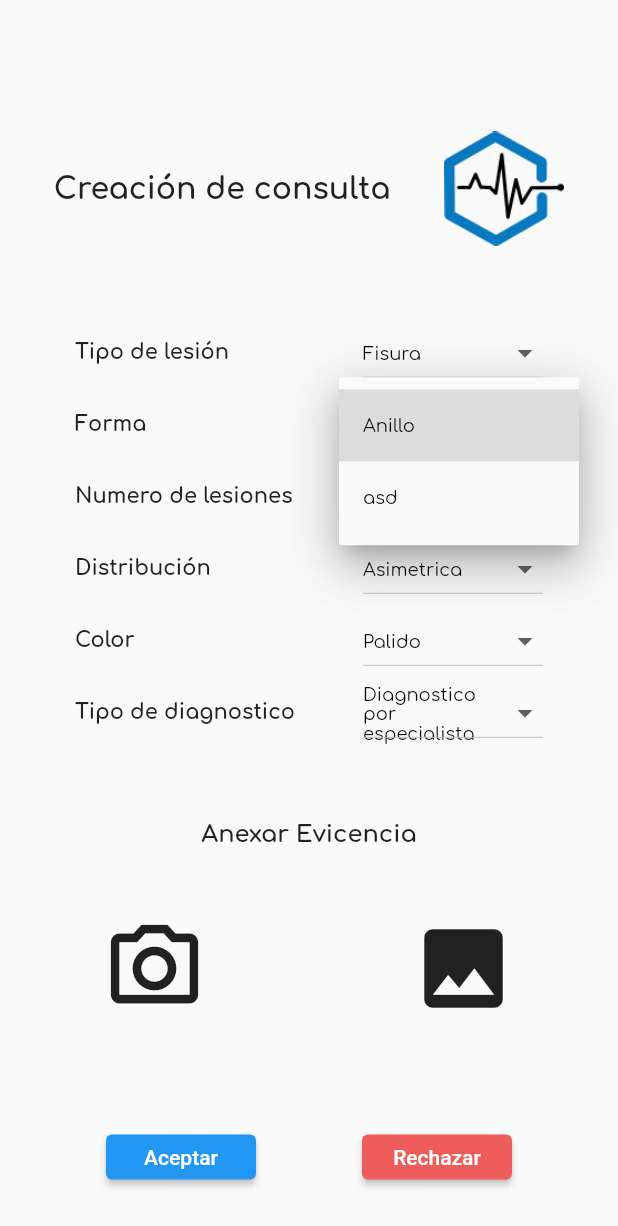
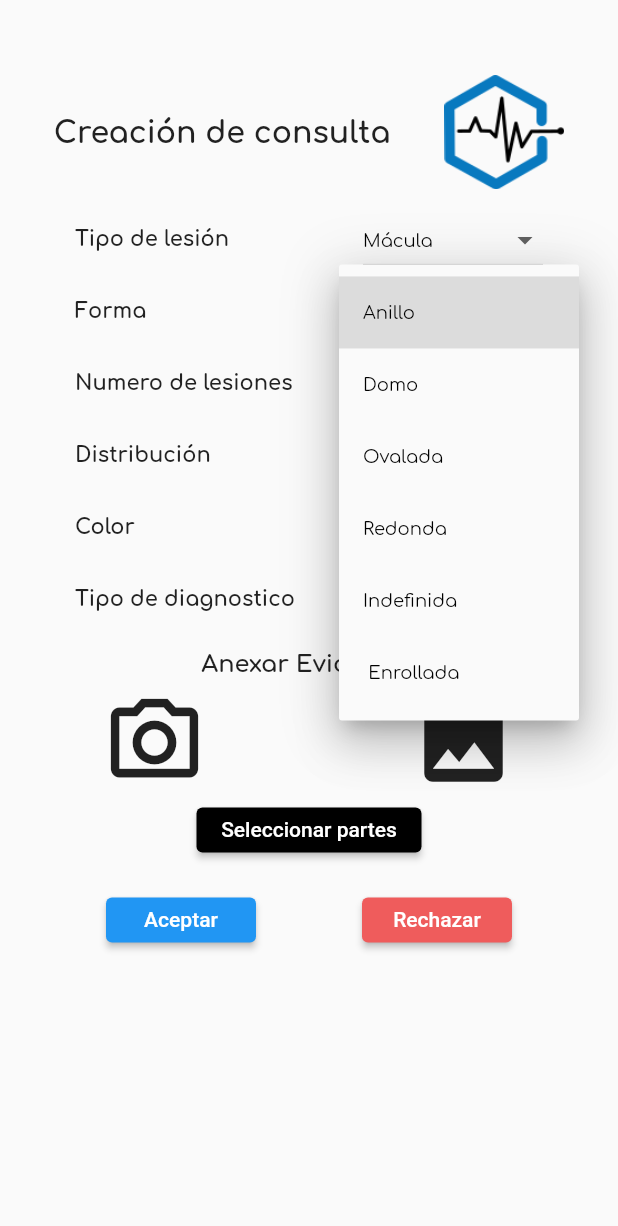
Before and after one commit to albcm-uniandes/dermosolution-app, a Flutter app: the CaseCreationScreen screen opened directly, after a tap on "Anillo", on a phone screen of 412 x 824 dp. Shown: the top 1226 px of the screen. Run offline on Flutter 3.47's test engine with Material 2 defaults, Android fonts, the light colour scheme and no system bars; our stand-ins replace camera, image_picker; missing offline and left inert: body_part_selector; generated files the repository leaves out were written again.

Commit message:
Datos capturados, agregado list view e integracion con partes el cuerpo

```diff
--- a/lib/src/features/conditions/presentation/widgets/conditions_buttons.dart
+++ b/lib/src/features/conditions/presentation/widgets/conditions_buttons.dart
@@ -2,7 +2,9 @@ import 'package:dermosolution_app/src/features/user_profile/presentation/screens
 import 'package:flutter/material.dart';
 
 class ConditionsButtons extends StatefulWidget {
-  const ConditionsButtons({super.key, required this.acceptCallback, required this.rejectCallback});
+  const ConditionsButtons(
+      {super.key, required this.acceptCallback, required this.rejectCallback});
+
   final VoidCallback acceptCallback;
   final VoidCallback rejectCallback;
 
--- a/lib/src/features/medical_case/presentation/screens/case_creation_screen.dart
+++ b/lib/src/features/medical_case/presentation/screens/case_creation_screen.dart
@@ -1,11 +1,9 @@
 import 'dart:io';
-
-import 'package:camera/camera.dart';
 import 'package:dermosolution_app/src/features/conditions/presentation/widgets/conditions_buttons.dart';
-import 'package:dermosolution_app/src/features/take_photos/presentation/screens/take_photo_screen.dart';
 import 'package:flutter/material.dart';
 import 'package:flutter/services.dart';
 import 'package:image_picker/image_picker.dart';
+import '../../../body_part_selector/presentation/screens/body_part_selector_screen.dart';
 import '../../../conditions/presentation/widgets/header.dart';
 import '../widgets/case_info_form.dart';
 
@@ -19,13 +17,16 @@ class CaseCreationScreen extends StatefulWidget {
 class _CaseCreationScreenState extends State<CaseCreationScreen> {
   File? image;
 
+  late dynamic body = '';
+  late dynamic formInfo = '';
+
   Future pickImage(ImageSource source) async {
     try {
       final image = await ImagePicker().pickImage(source: source);
-      if(image == null) return;
+      if (image == null) return;
       final imageTemp = File(image.path);
       setState(() => this.image = imageTemp);
-    } on PlatformException catch(e) {
+    } on PlatformException catch (e) {
       print('Failed to pick image: $e');
     }
   }
@@ -33,22 +34,31 @@ class _CaseCreationScreenState extends State<CaseCreationScreen> {
   @override
   Widget build(BuildContext context) {
     return Scaffold(
-      body: Column(
+      body: SingleChildScrollView(
+        child: Stack(
+          children: <Widget>[
+            Column(
               mainAxisAlignment: MainAxisAlignment.spaceEvenly,
               children: [
                 const ScreenHeader(
                   title: 'Creación de consulta',
                 ),
-          const CaseInfoForm(),
+                CaseInfoForm(callable: (value) {
+                  setState(() {
+                    formInfo = value;
+                  });
+                }),
                 const Text('Anexar Evicencia',
                     style: TextStyle(
                       fontSize: 16,
                       fontFamily: 'Comfortaa',
                       fontWeight: FontWeight.bold,
                     )),
-          Row(mainAxisAlignment: MainAxisAlignment.spaceAround, children: [
+                Row(
+                    mainAxisAlignment: MainAxisAlignment.spaceAround,
+                    children: [
                       IconButton(
-              iconSize: 70 ,
+                        iconSize: 70,
                         onPressed: () {
                           pickImage(ImageSource.camera);
                         },
@@ -57,17 +67,42 @@ class _CaseCreationScreenState extends State<CaseCreationScreen> {
                         ),
                       ),
                       IconButton(
-              iconSize:70,
+                        iconSize: 70,
                         onPressed: () {
                           pickImage(ImageSource.gallery);
                         },
-              icon: const Icon(
-                Icons.image
+                        icon: const Icon(Icons.image),
+                      ),
+                    ]),
+                SizedBox(
+                  width: 150,
+                  height: 30,
+                  child: ElevatedButton(
+                    style:
+                        ElevatedButton.styleFrom(backgroundColor: Colors.black),
+                    onPressed: () async {
+                      final bodyParts = await Navigator.push(
+                        context,
+                        MaterialPageRoute(
+                            builder: (context) =>
+                                const BodyPartSelectorScreen()),
+                      );
+                      setState(() {
+                        body = bodyParts;
+                      });
+                    },
+                    child: const Text("Seleccionar partes"),
                   ),
                 ),
-          ]),
-          ConditionsButtons(acceptCallback: () {}, rejectCallback: () {})
+                ConditionsButtons(
+                    acceptCallback: () {
+                      {}
+                    },
+                    rejectCallback: () {})
               ],
+            )
+          ],
+        ),
       ),
     );
   }
--- a/lib/src/features/medical_case/presentation/widgets/case_info_form.dart
+++ b/lib/src/features/medical_case/presentation/widgets/case_info_form.dart
@@ -1,43 +1,153 @@
+import 'dart:async';
+import 'dart:core';
+
 import 'package:flutter/material.dart';
 
 import 'field_picker.dart';
 
 class CaseInfoForm extends StatefulWidget {
-  const CaseInfoForm({super.key});
+  const CaseInfoForm({super.key, required this.callable});
+
+  final Function callable;
 
   @override
   State<CaseInfoForm> createState() => _CaseInfoFormState();
 }
 
 class _CaseInfoFormState extends State<CaseInfoForm> {
+  // Todo add i18n
+  static final List<String> lesionList = [
+    'Mácula',
+    'Pápula',
+    'Parche',
+    'Placa',
+    'Módulo',
+    'Ampolla',
+    'Ulcera',
+    'Vesicula'
+  ];
+  static final List<String> shapeList = [
+    'Anillo',
+    'Domo',
+    'Ovalada',
+    'Redonda',
+    'Indefinida',
+    ' Enrollada'
+  ];
+  static final List<String> quantityList = [
+    'Solitaria',
+    'Multiple',
+    'Recurrente',
+    'Diseminada'
+  ];
+  static final List<String> distributionList = [
+    'Asimetricca',
+    'Confluente',
+    ' Simétrica',
+    'Esparcida'
+  ];
+  static final List<String> colorList = [
+    'Palido',
+    'Rojo',
+    'Oscuro',
+    'Negro',
+    'Verde'
+  ];
+
+  static final List<String> diagnosticTypes = [
+    'Diagnostico por especialista',
+    'Automatico'
+  ];
+
+  String lession = lesionList.first;
+  String shape = shapeList.first;
+  String quantity = quantityList.first;
+  String distribition = distributionList.first;
+  String colorLession = colorList.first;
+  String diagnosticType = diagnosticTypes.first;
+
+  void initState(){
+    super.initState();
+    _updateData();
+  }
+
+  Future<void> _updateData() async {
+    setState(() {
+      widget.callable([
+        lession,
+        shape,
+        quantity,
+        distribition,
+        colorLession,
+        diagnosticType
+      ]);
+    });
+  }
   @override
   Widget build(BuildContext context) {
     return Padding(
       padding: const EdgeInsets.fromLTRB(50, 10, 50, 10),
       child: Column(
-        children: const [
+        children: [
           FieldCreateCaseWidget(
-            dropList: ['Fisura', 'asd'],
+            dropList: lesionList,
+            onChanges: (value) {
+              setState(() {
+                lession = value;
+              });
+              _updateData();
+            },
             fieldName: 'Tipo de lesión',
           ),
           FieldCreateCaseWidget(
-            dropList: ['Anillo','asd'],
+            dropList: shapeList,
+            onChanges: (value) {
+              setState(() {
+                shape = value;
+              });
+              _updateData();
+            },
             fieldName: 'Forma',
           ),
           FieldCreateCaseWidget(
-            dropList: ['1', '2'],
+            dropList: quantityList,
+            onChanges: (value) {
+              setState(() {
+                quantity = value;
+              });
+              _updateData();
+
+            },
             fieldName: 'Numero de lesiones',
           ),
           FieldCreateCaseWidget(
-            dropList: ['Asimetrica','0as'],
+            dropList: distributionList,
+            onChanges: (value) {
+              setState(() {
+                distribition = value;
+              });
+              _updateData();
+            },
             fieldName: 'Distribución',
           ),
           FieldCreateCaseWidget(
-            dropList: ['Palido','asd'],
+            dropList: colorList,
+            onChanges: (value) {
+              setState(() {
+                colorLession = value;
+              });
+              _updateData();
+            },
             fieldName: 'Color',
           ),
           FieldCreateCaseWidget(
-            dropList: ['Diagnostico por especialista', 'Automatico'],
+            dropList: diagnosticTypes,
+            onChanges: (value) {
+              setState(() {
+                diagnosticType = value;
+              });
+              _updateData();
+            },
             fieldName: 'Tipo de diagnostico',
           ),
         ],
--- a/lib/src/features/medical_case/presentation/widgets/field_picker.dart
+++ b/lib/src/features/medical_case/presentation/widgets/field_picker.dart
@@ -2,8 +2,9 @@ import 'package:flutter/material.dart';
 
 class FieldCreateCaseWidget extends StatefulWidget {
   const FieldCreateCaseWidget(
-      {super.key, required this.dropList, required this.fieldName});
+      {super.key, required this.dropList, required this.fieldName, required this.onChanges});
 
+  final Function onChanges;
   final List<String> dropList;
   final String fieldName;
 
@@ -35,9 +36,13 @@ class _FieldCreateCaseWidgetState extends State<FieldCreateCaseWidget> {
             style: const TextStyle(
                 fontSize: 12, fontFamily: 'Comfortaa', color: Colors.black),
             onChanged: (String? value) {
-              setState(() {dropdownValue = value!;});
-              },
-            items: widget.dropList.map<DropdownMenuItem<String>>((String value) {
+              setState(() {
+                dropdownValue = value!;
+              });
+              widget.onChanges(dropdownValue);
+            },
+            items: widget.dropList.map<DropdownMenuItem<String>>((
+                String value) {
               return DropdownMenuItem<String>(
                 value: value,
                 child: Text(value),
```
Also changed, not shown: lib/src/features/body_part_selector/presentation/screens/body_part_selector_screen.dart (+18 -2 lines), lib/src/features/user_profile/presentation/widgets/conditions_buttons.dart (+14 -8 lines), 1 other file. Lines whose indentation alone changed are shown as unchanged.
